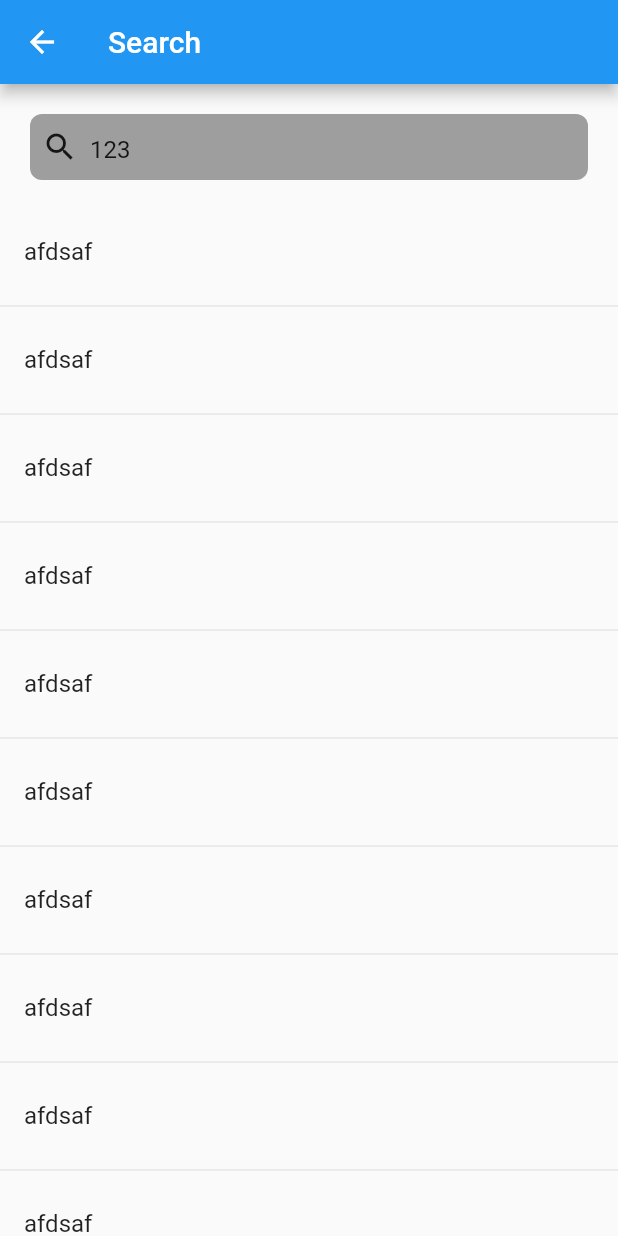
After one commit to doducthanh95/flutter_project, a Flutter app: the SearchAddressPage screen opened directly, on a phone screen of 412 x 824 dp. The commit adds this screen. Run offline on Flutter 3.47's test engine with Material 2 defaults, Android fonts, the phone set to English and light mode, and no system bars; our stand-ins replace connectivity, easy_localization, flutter_compass, geolocator, google_maps_flutter and 3 more; missing offline and left inert: dart:ffi, flutter_simple_dependency_injection, route_transitions; accounts and stored records are empty.

Commit message:
add search page

```diff
--- a/flutter_app_la_ban/lib/ui/compass_page.dart
+++ b/flutter_app_la_ban/lib/ui/compass_page.dart
@@ -34,7 +34,6 @@ class _CompassPageState extends State<CompassPage> {
     // });
 
     _compassSub = FlutterCompass.events.listen((value) {
-      print("ddthanh goc alpha $value");
       bloc.setValueDirection(value + 5);
       widget.callBack(value + 5);
     });
--- a/flutter_app_la_ban/lib/ui/map_page.dart
+++ b/flutter_app_la_ban/lib/ui/map_page.dart
@@ -3,8 +3,10 @@ import 'dart:async';
 import 'package:flutter/material.dart';
 import 'package:flutter_app_la_ban/bloc/compass_bloc.dart';
 import 'package:flutter_app_la_ban/bloc/map_bloc.dart';
+import 'package:flutter_app_la_ban/ui/search_address_page.dart';
 import 'package:geolocator/geolocator.dart';
 import 'package:google_maps_flutter/google_maps_flutter.dart';
+import 'package:route_transitions/route_transitions.dart';
 
 class MapPage extends StatefulWidget {
   double agle = 0;
@@ -72,6 +74,14 @@ class _MapPageState extends State<MapPage> {
           _controller.complete(controller);
         },
       ),
+      floatingActionButton: FloatingActionButton(
+        child: Icon(Icons.search),
+        onPressed: () {
+          Navigator.of(context).push(PageRouteTransition(
+              animationType: AnimationType.fade,
+              builder: (context) => SearchAddressPage()));
+        },
+      ),
     ); // This trailing comma makes auto-formatting nicer for build methods.
   }
 
@@ -86,9 +96,4 @@ class _MapPageState extends State<MapPage> {
       print(value.getVisibleRegion().then((value1) => print(value1)));
     });
   }
-
-  Future<void> _goToTheLake() async {
-    final GoogleMapController controller = await _controller.future;
-    controller.moveCamera(CameraUpdate.newCameraPosition(_kLake));
-  }
 }
--- /dev/null
+++ b/flutter_app_la_ban/lib/ui/search_address_page.dart
@@ -0,0 +1,74 @@
+import 'package:flutter/material.dart';
+
+class SearchAddressPage extends StatefulWidget {
+  @override
+  _SearchAddressPageState createState() => _SearchAddressPageState();
+}
+
+class _SearchAddressPageState extends State<SearchAddressPage> {
+  TextEditingController _editingController;
+
+  @override
+  void initState() {
+    // TODO: implement initState
+    _editingController = TextEditingController(text: "123");
+    super.initState();
+  }
+
+  @override
+  Widget build(BuildContext context) {
+    return Scaffold(
+      appBar: AppBar(
+        leading: IconButton(
+          icon: Icon(Icons.arrow_back),
+          onPressed: () {
+            Navigator.of(context).pop();
+          },
+        ),
+        title: Text("Search"),
+      ),
+      body: Container(
+        width: MediaQuery.of(context).size.width,
+        height: MediaQuery.of(context).size.height,
+        child: Column(
+          children: [
+            buildSearchBar(),
+            Expanded(
+                child: ListView.separated(
+                    itemBuilder: (BuildContext context, index) => ListTile(
+                          title: Text("afdsaf"),
+                        ),
+                    separatorBuilder: (context, index) => Divider(),
+                    itemCount: 10))
+          ],
+        ),
+      ),
+    );
+  }
+
+  Widget buildSearchBar() {
+    return Container(
+      height: 44,
+      margin: EdgeInsets.all(20),
+      decoration: BoxDecoration(
+        color: Colors.grey,
+        borderRadius: BorderRadius.circular(8),
+      ),
+      child: Row(
+        children: [
+          Padding(
+            padding: const EdgeInsets.all(8.0),
+            child: Icon(Icons.search),
+          ),
+          Expanded(
+            child: TextFormField(
+              decoration: InputDecoration(
+                  hintText: "Nhập địa chỉ", border: InputBorder.none),
+              controller: _editingController,
+            ),
+          )
+        ],
+      ),
+    );
+  }
+}
```
